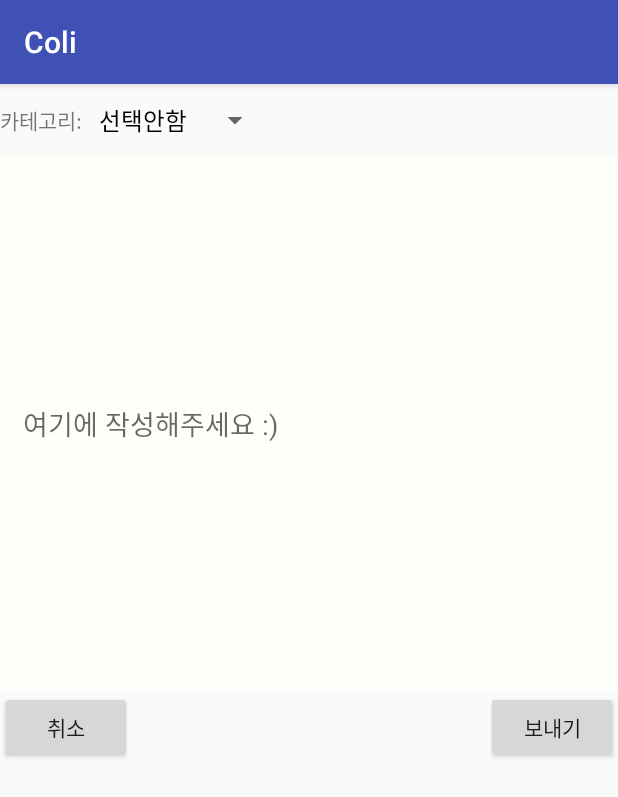
After one commit to SSUHan/Coil, an Android app: the UserReportActivity screen opened directly, with no data from a screen before it, on a phone screen of 412 x 824 dp. The commit adds this screen. Shown: the top 797 px of the screen. Run offline under Robolectric (Android 15) with nearby library versions, the phone set to English and light mode, and no system bars; network calls fail.

Commit message:
설정 프레그먼트 변경 1. 자동 로그인 설정 정보를 쉐어드프리퍼런스에 저장함 (SystemMain.SharedPreferences.SHARED_PREFERENCE_AUTOFILE) 불러올 때 Default 값은 True로. 2. 노티피케이션 설정 정보. (SystemMain.SharedPreferences.SHARED_PREFERENCE_NOTIFICATIONFILE) 위와 같음. 3. 공지사항 다시보기. xml에 버튼 추가, 온클릭리스너 추가. 내용 구현 해야 함. 4. 건의사항 보내기 UserReportActivity 추가. 클래스 내부에 서버 통신 파트 구현해야 함.

```diff
--- a/app/src/main/AndroidManifest.xml
+++ b/app/src/main/AndroidManifest.xml
@@ -35,6 +35,7 @@
                 <category android:name="android.intent.category.LAUNCHER" />
             </intent-filter>
         </activity>
+        <activity android:name=".ui.UserReportActivity"/>
         <!-- [START gcm_receiver] -->
         <receiver
             android:name="com.google.android.gms.gcm.GcmReceiver"
--- /dev/null
+++ b/app/src/main/java/com/brianandroid/myzzung/coli/ui/UserReportActivity.java
@@ -0,0 +1,61 @@
+package com.brianandroid.myzzung.coli.ui;
+
+import android.os.Bundle;
+import android.support.annotation.Nullable;
+import android.support.v7.app.AppCompatActivity;
+import android.view.View;
+import android.widget.ArrayAdapter;
+import android.widget.EditText;
+import android.widget.Spinner;
+import android.widget.Toast;
+
+import com.brianandroid.myzzung.coli.R;
+
+/**
+ * Created by ppang on 16. 5. 22..
+ */
+public class UserReportActivity extends AppCompatActivity {
+
+    private EditText reportEdit;
+    private Spinner categorySpinner;
+
+    @Override
+    protected void onCreate(@Nullable Bundle savedInstanceState) {
+        super.onCreate(savedInstanceState);
+        setContentView(R.layout.activity_user_report);
+
+        reportEdit  = (EditText) findViewById(R.id.report_editor);
+
+        /*
+         * Category Spinner
+         */
+        categorySpinner = (Spinner) findViewById(R.id.report_category_spinner);
+        ArrayAdapter categotyAdapter = new ArrayAdapter(this, android.R.layout.simple_spinner_dropdown_item, getResources().getStringArray(R.array.user_report_category));
+        categotyAdapter.setDropDownViewResource(android.R.layout.simple_spinner_dropdown_item);
+        categorySpinner.setAdapter(categotyAdapter);
+    }
+
+    // Cancel Btn
+    public void cancelReport(View v) {
+        this.finish();
+    }
+
+    // Enroll Btn
+    public void enrollReport(View v) {
+
+        if(reportEdit.getText().toString().trim().length() == 0){
+            Toast.makeText(getApplicationContext(),R.string.error_user_report_field_required,Toast.LENGTH_SHORT).show();
+            return;
+        }
+
+        if(categorySpinner.getSelectedItemPosition() == 0){
+            // toast
+            Toast.makeText(getApplicationContext(),R.string.error_user_report_category_required,Toast.LENGTH_SHORT).show();
+            return;
+        }
+
+        /*
+         *  통신
+         */
+    }
+}
--- a/app/src/main/java/com/brianandroid/myzzung/coli/util/SystemMain.java
+++ b/app/src/main/java/com/brianandroid/myzzung/coli/util/SystemMain.java
@@ -19,4 +19,10 @@ public class SystemMain {
         public static final String URL_COUPON_SHOW = ROOT_URL+"client/coupon_show.php";
         public static final String URL_COUPON_UPDATE = ROOT_URL+"client/coupon_update.php";
     }
+
+    public class SharedPreferences{
+        public static final String SHARED_PREFERENCE_AUTOFILE = "auto_login"; // 자동로그인 SharedPreferences
+        public static final String SHARED_PREFERENCE_NOTIFICATIONFILE = "notification_check"; // 푸쉬알림을 위한 SharedPreferences
+    }
+
 }
--- /dev/null
+++ b/app/src/main/res/layout/activity_user_report.xml
@@ -0,0 +1,68 @@
+<?xml version="1.0" encoding="utf-8"?>
+<LinearLayout xmlns:android="http://schemas.android.com/apk/res/android"
+    android:layout_width="match_parent"
+    android:layout_height="match_parent"
+    android:orientation="vertical"
+    android:focusable="true"
+    android:focusableInTouchMode="true">
+
+    <LinearLayout
+        android:layout_width="wrap_content"
+        android:layout_height="wrap_content"
+        android:gravity="center"
+        android:orientation="horizontal">
+
+        <TextView
+            android:layout_width="wrap_content"
+            android:layout_height="wrap_content"
+            android:text="카테고리: " />
+
+        <Spinner
+            android:id="@+id/report_category_spinner"
+            android:layout_width="wrap_content"
+            android:layout_height="wrap_content"/>
+    </LinearLayout>
+
+    <ScrollView
+        android:layout_width="match_parent"
+        android:layout_height="wrap_content">
+
+        <RelativeLayout
+            android:layout_width="wrap_content"
+            android:layout_height="wrap_content">
+
+            <EditText
+                android:id="@+id/report_editor"
+                android:layout_width="match_parent"
+                android:layout_height="match_parent"
+                android:background="#fffff9"
+                android:hint="@string/user_report_texthint"
+                android:inputType="textMultiLine"
+                android:maxLength="1000"
+                android:maxLines="15"
+                android:minLines="15"
+                android:padding="15dp" />
+
+            <Button
+                android:id="@+id/report_cancel_button"
+                android:layout_width="wrap_content"
+                android:layout_height="wrap_content"
+                android:layout_alignParentLeft="true"
+                android:layout_below="@+id/report_editor"
+                android:layout_gravity="bottom"
+                android:text="취소"
+                android:onClick="cancelReport"/>
+
+            <Button
+                android:id="@+id/report_enroll_button"
+                android:layout_width="wrap_content"
+                android:layout_height="wrap_content"
+                android:layout_alignParentRight="true"
+                android:layout_below="@+id/report_editor"
+                android:layout_gravity="bottom"
+                android:text="보내기"
+                android:onClick="enrollReport"/>
+        </RelativeLayout>
+    </ScrollView>
+
+</LinearLayout>
--- a/app/src/main/res/values/strings.xml
+++ b/app/src/main/res/values/strings.xml
@@ -33,6 +33,24 @@
         completions."
     </string>
 
+    <!-- Strings related to setting -->
+    <string name="auto_login_set_true">자동로그인이 설정되었습니다</string>
+    <string name="auto_login_set_false">자동로그인이 해제되었습니다</string>
+    <string name="notification_set_true">푸시알림이 설정되었습니다</string>
+    <string name="notification_set_false">푸시알림이 해제되었습니다</string>
+
+    <!-- user report strings -->
+    <string name="user_report_texthint">여기에 작성해주세요 :)</string>
+    <string name="error_user_report_field_required">내용을 입력해주세요</string>
+    <string name="error_user_report_category_required">카테고리를 선택해주세요</string>
+    <string-array name="user_report_category">
+        <item>선택안함</item>
+        <item>버그신고</item>
+        <item>건의하기</item>
+        <item>기타</item>
+    </string-array>
+
+
     <!--TODO : search store strings-->
     <string name="search_store_already_down">다운로드 완료</string>
     <string name="search_store_down">다운로드</string>
```
Also changed, not shown: app/src/main/java/com/brianandroid/myzzung/coli/ui/SettingFragment.java (+68 -15 lines), app/src/main/res/layout/fragment_setting.xml (+27 -11 lines), 2 other files.
